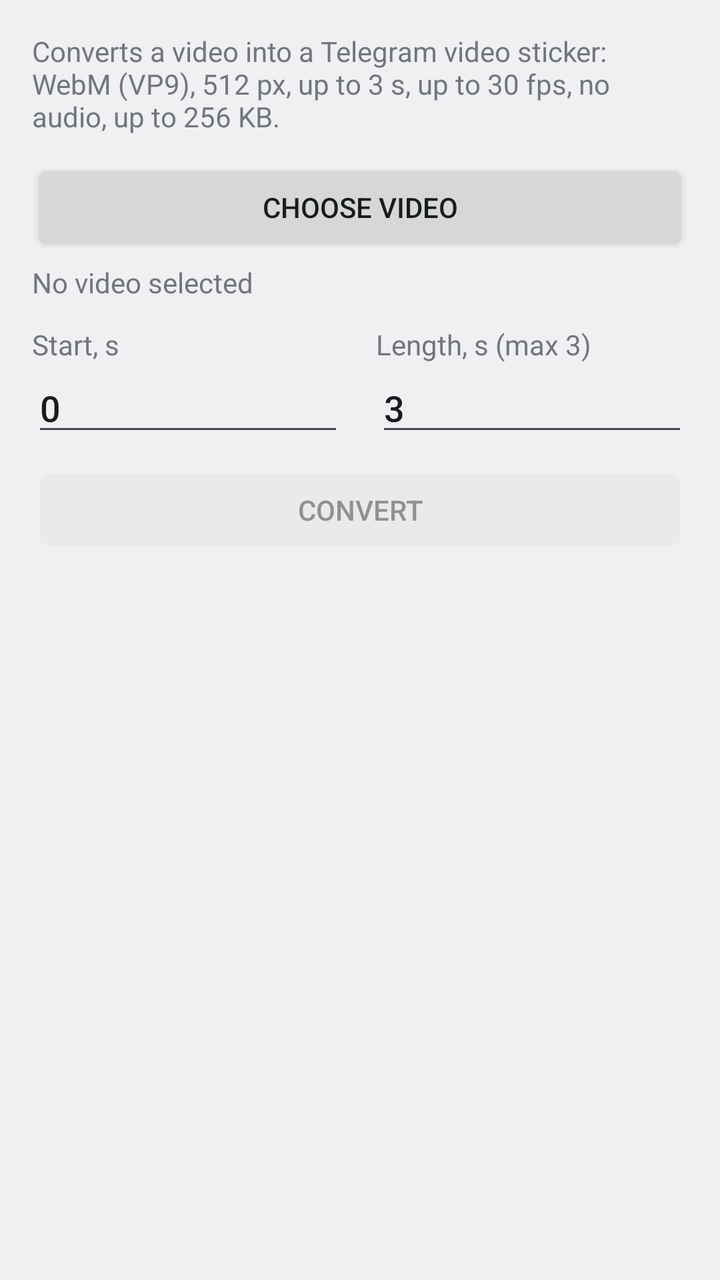
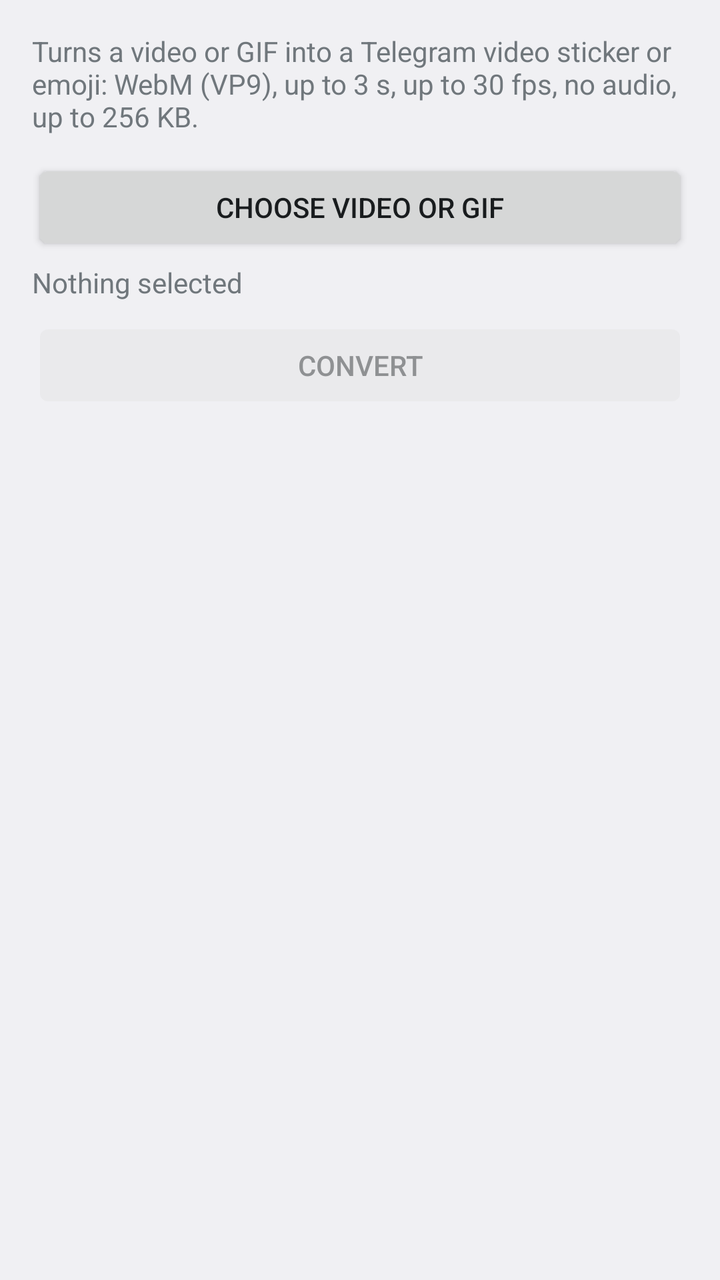

An Android layout rendered at two revisions. The XML below is the earlier revision; the diff shows what the commit changed to produce the second picture.
<!-- AndroidManifest.xml: application theme AppTheme -->
<!-- res/layout/activity_main.xml -->
<?xml version="1.0" encoding="utf-8"?>
<ScrollView xmlns:android="http://schemas.android.com/apk/res/android"
    android:id="@+id/scroll"
    android:layout_width="match_parent"
    android:layout_height="match_parent"
    android:fillViewport="true"
    android:fitsSystemWindows="true">

    <LinearLayout
        android:layout_width="match_parent"
        android:layout_height="wrap_content"
        android:orientation="vertical"
        android:padding="16dp">

        <TextView
            android:layout_width="match_parent"
            android:layout_height="wrap_content"
            android:text="@string/intro"
            android:textAppearance="?android:attr/textAppearanceSmall" />

        <Button
            android:id="@+id/pickButton"
            android:layout_width="match_parent"
            android:layout_height="wrap_content"
            android:layout_marginTop="12dp"
            android:text="@string/pick_video" />

        <TextView
            android:id="@+id/videoInfo"
            android:layout_width="match_parent"
            android:layout_height="wrap_content"
            android:layout_marginTop="4dp"
            android:text="@string/no_video" />

        <LinearLayout
            android:id="@+id/cropPanel"
            android:layout_width="match_parent"
            android:layout_height="wrap_content"
            android:orientation="vertical"
            android:visibility="gone">

            <TextView
                android:layout_width="match_parent"
                android:layout_height="wrap_content"
                android:layout_marginTop="12dp"
                android:text="@string/crop_hint"
                android:textAppearance="?android:attr/textAppearanceSmall" />

            <io.github.grailnight.videosticker.CropView
                android:id="@+id/cropView"
                android:layout_width="match_parent"
                android:layout_height="wrap_content"
                android:layout_marginTop="4dp" />

            <LinearLayout
                android:layout_width="match_parent"
                android:layout_height="wrap_content"
                android:gravity="center_vertical"
                android:orientation="horizontal">

                <CheckBox
                    android:id="@+id/squareCheck"
                    android:layout_width="0dp"
                    android:layout_height="wrap_content"
                    android:layout_weight="1"
                    android:text="@string/square_crop" />

                <Button
                    android:id="@+id/resetCropButton"
                    style="?android:attr/borderlessButtonStyle"
                    android:layout_width="wrap_content"
                    android:layout_height="wrap_content"
                    android:text="@string/reset_crop" />
            </LinearLayout>
        </LinearLayout>

        <LinearLayout
            android:layout_width="match_parent"
            android:layout_height="wrap_content"
            android:layout_marginTop="12dp"
            android:baselineAligned="false"
            android:orientation="horizontal">

            <LinearLayout
                android:layout_width="0dp"
                android:layout_height="wrap_content"
                android:layout_marginEnd="8dp"
                android:layout_weight="1"
                android:orientation="vertical">

                <TextView
                    android:layout_width="wrap_content"
                    android:layout_height="wrap_content"
                    android:labelFor="@+id/startInput"
                    android:text="@string/start_label"
                    android:textAppearance="?android:attr/textAppearanceSmall" />

                <EditText
                    android:id="@+id/startInput"
                    android:layout_width="match_parent"
                    android:layout_height="wrap_content"
                    android:importantForAutofill="no"
                    android:inputType="numberDecimal"
                    android:maxLength="8"
                    android:text="0" />
            </LinearLayout>

            <LinearLayout
                android:layout_width="0dp"
                android:layout_height="wrap_content"
                android:layout_marginStart="8dp"
                android:layout_weight="1"
                android:orientation="vertical">

                <TextView
                    android:layout_width="wrap_content"
                    android:layout_height="wrap_content"
                    android:labelFor="@+id/durationInput"
                    android:text="@string/duration_label"
                    android:textAppearance="?android:attr/textAppearanceSmall" />

                <EditText
                    android:id="@+id/durationInput"
                    android:layout_width="match_parent"
                    android:layout_height="wrap_content"
                    android:importantForAutofill="no"
                    android:inputType="numberDecimal"
                    android:maxLength="5"
                    android:text="3" />
            </LinearLayout>
        </LinearLayout>

        <Button
            android:id="@+id/convertButton"
            android:layout_width="match_parent"
            android:layout_height="wrap_content"
            android:layout_marginTop="8dp"
            android:enabled="false"
            android:text="@string/convert" />

        <ProgressBar
            android:id="@+id/progress"
            style="?android:attr/progressBarStyleHorizontal"
            android:layout_width="match_parent"
            android:layout_height="wrap_content"
            android:layout_marginTop="8dp"
            android:max="1000"
            android:visibility="gone" />

        <TextView
            android:id="@+id/status"
            android:layout_width="match_parent"
            android:layout_height="wrap_content"
            android:layout_marginTop="8dp" />

        <LinearLayout
            android:id="@+id/resultPanel"
            android:layout_width="match_parent"
            android:layout_height="wrap_content"
            android:orientation="vertical"
            android:visibility="gone">

            <VideoView
                android:id="@+id/preview"
                android:layout_width="wrap_content"
                android:layout_height="220dp"
                android:layout_gravity="center_horizontal"
                android:layout_marginTop="8dp" />

            <LinearLayout
                android:layout_width="match_parent"
                android:layout_height="wrap_content"
                android:layout_marginTop="8dp"
                android:orientation="horizontal">

                <Button
                    android:id="@+id/saveButton"
                    android:layout_width="0dp"
                    android:layout_height="wrap_content"
                    android:layout_marginEnd="4dp"
                    android:layout_weight="1"
                    android:text="@string/save" />

                <Button
                    android:id="@+id/shareButton"
                    android:layout_width="0dp"
                    android:layout_height="wrap_content"
                    android:layout_marginStart="4dp"
                    android:layout_weight="1"
                    android:text="@string/share" />
            </LinearLayout>

            <TextView
                android:layout_width="match_parent"
                android:layout_height="wrap_content"
                android:layout_marginTop="8dp"
                android:text="@string/hint"
                android:textAppearance="?android:attr/textAppearanceSmall" />
        </LinearLayout>
    </LinearLayout>
</ScrollView>
<!-- resources referenced by this layout -->
<resources>
  <string name="convert">Convert</string>
  <string name="crop_hint">Sticker area: drag the frame to move it, drag its corners or edges to resize.</string>
  <string name="duration_label">Length, s (max 3)</string>
  <string name="hint">To add the sticker: send the .webm file to the @Stickers bot in Telegram.</string>
  <string name="intro">Converts a video into a Telegram video sticker: WebM (VP9), 512 px, up to 3 s, up to 30 fps, no audio, up to 256 KB.</string>
  <string name="no_video">No video selected</string>
  <string name="pick_video">Choose video</string>
  <string name="reset_crop">Whole frame</string>
  <string name="save">Save…</string>
  <string name="share">Share</string>
  <string name="square_crop">Square 1:1</string>
  <string name="start_label">Start, s</string>
  <style name="AppTheme" parent="@android:style/Theme.Material.Light.DarkActionBar">
          <item name="android:colorPrimary">#2AABEE</item>
          <item name="android:colorPrimaryDark">#1E96D1</item>
          <item name="android:colorAccent">#2AABEE</item>
      </style>
</resources>

<!-- the commit's change to res/layout/activity_main.xml (unified diff, before → after) -->
@@ -9,6 +9,8 @@
     <LinearLayout
         android:layout_width="match_parent"
         android:layout_height="wrap_content"
+        android:focusable="true"
+        android:focusableInTouchMode="true"
         android:orientation="vertical"
         android:padding="16dp">
 
@@ -33,12 +35,13 @@
             android:text="@string/no_video" />
 
         <LinearLayout
-            android:id="@+id/cropPanel"
+            android:id="@+id/editPanel"
             android:layout_width="match_parent"
             android:layout_height="wrap_content"
             android:orientation="vertical"
             android:visibility="gone">
 
+            
             <TextView
                 android:layout_width="match_parent"
                 android:layout_height="wrap_content"
@@ -58,6 +61,13 @@
                 android:gravity="center_vertical"
                 android:orientation="horizontal">
 
+                <Button
+                    android:id="@+id/playButton"
+                    style="?android:attr/borderlessButtonStyle"
+                    android:layout_width="wrap_content"
+                    android:layout_height="wrap_content"
+                    android:text="@string/play" />
+
                 <CheckBox
                     android:id="@+id/squareCheck"
                     android:layout_width="0dp"
@@ -72,62 +82,170 @@
                     android:layout_height="wrap_content"
                     android:text="@string/reset_crop" />
             </LinearLayout>
-        </LinearLayout>
-
-        <LinearLayout
-            android:layout_width="match_parent"
-            android:layout_height="wrap_content"
-            android:layout_marginTop="12dp"
-            android:baselineAligned="false"
-            android:orientation="horizontal">
-
-            <LinearLayout
-                android:layout_width="0dp"
-                android:layout_height="wrap_content"
-                android:layout_marginEnd="8dp"
-                android:layout_weight="1"
-                android:orientation="vertical">
+
+            
+            <TextView
+                android:layout_width="match_parent"
+                android:layout_height="wrap_content"
+                android:layout_marginTop="8dp"
+                android:text="@string/timeline_hint"
+                android:textAppearance="?android:attr/textAppearanceSmall" />
+
+            <io.github.grailnight.videosticker.TimelineView
+                android:id="@+id/timeline"
+                android:layout_width="match_parent"
+                android:layout_height="wrap_content" />
+
+            <LinearLayout
+                android:layout_width="match_parent"
+                android:layout_height="wrap_content"
+                android:layout_marginTop="4dp"
+                android:baselineAligned="false"
+                android:orientation="horizontal">
+
+                <LinearLayout
+                    android:layout_width="0dp"
+                    android:layout_height="wrap_content"
+                    android:layout_marginEnd="8dp"
+                    android:layout_weight="1"
+                    android:orientation="vertical">
+
+                    <TextView
+                        android:layout_width="wrap_content"
+                        android:layout_height="wrap_content"
+                        android:labelFor="@+id/startInput"
+                        android:text="@string/start_label"
+                        android:textAppearance="?android:attr/textAppearanceSmall" />
+
+                    <EditText
+                        android:id="@+id/startInput"
+                        android:layout_width="match_parent"
+                        android:layout_height="wrap_content"
+                        android:importantForAutofill="no"
+                        android:inputType="numberDecimal"
+                        android:maxLength="8"
+                        android:text="0" />
+                </LinearLayout>
+
+                <LinearLayout
+                    android:layout_width="0dp"
+                    android:layout_height="wrap_content"
+                    android:layout_marginStart="8dp"
+                    android:layout_weight="1"
+                    android:orientation="vertical">
+
+                    <TextView
+                        android:layout_width="wrap_content"
+                        android:layout_height="wrap_content"
+                        android:labelFor="@+id/durationInput"
+                        android:text="@string/duration_label"
+                        android:textAppearance="?android:attr/textAppearanceSmall" />
+
+                    <EditText
+                        android:id="@+id/durationInput"
+                        android:layout_width="match_parent"
+                        android:layout_height="wrap_content"
+                        android:importantForAutofill="no"
+                        android:inputType="numberDecimal"
+                        android:maxLength="6"
+                        android:text="3" />
+                </LinearLayout>
+            </LinearLayout>
+
+            <LinearLayout
+                android:layout_width="match_parent"
+                android:layout_height="wrap_content"
+                android:gravity="center_vertical"
+                android:orientation="horizontal">
 
                 <TextView
                     android:layout_width="wrap_content"
                     android:layout_height="wrap_content"
-                    android:labelFor="@+id/startInput"
-                    android:text="@string/start_label"
-                    android:textAppearance="?android:attr/textAppearanceSmall" />
+                    android:text="@string/speed_label" />
+
+                <Spinner
+                    android:id="@+id/speedSpinner"
+                    android:layout_width="wrap_content"
+                    android:layout_height="wrap_content"
+                    android:layout_marginStart="4dp" />
+
+                <CheckBox
+                    android:id="@+id/boomerangCheck"
+                    android:layout_width="0dp"
+                    android:layout_height="wrap_content"
+                    android:layout_marginStart="8dp"
+                    android:layout_weight="1"
+                    android:text="@string/boomerang" />
+            </LinearLayout>
+
+            
+            <LinearLayout
+                android:layout_width="match_parent"
+                android:layout_height="wrap_content"
+                android:gravity="center_vertical"
+                android:orientation="horizontal">
+
+                <TextView
+                    android:layout_width="wrap_content"
+                    android:layout_height="wrap_content"
+                    android:text="@string/format_label" />
+
+                <Spinner
+                    android:id="@+id/formatSpinner"
+                    android:layout_width="0dp"
+                    android:layout_height="wrap_content"
+                    android:layout_marginStart="4dp"
+                    android:layout_weight="1" />
+            </LinearLayout>
+
+            <LinearLayout
+                android:layout_width="match_parent"
+                android:layout_height="wrap_content"
+                android:gravity="center_vertical"
+                android:orientation="horizontal">
+
+                <TextView
+                    android:layout_width="wrap_content"
+                    android:layout_height="wrap_content"
+                    android:text="@string/shape_label" />
+
+                <Spinner
+                    android:id="@+id/shapeSpinner"
+                    android:layout_width="0dp"
+                    android:layout_height="wrap_content"
+                    android:layout_marginStart="4dp"
+                    android:layout_weight="1" />
+            </LinearLayout>
+
+            <LinearLayout
+                android:layout_width="match_parent"
+                android:layout_height="wrap_content"
+                android:gravity="center_vertical"
+                android:orientation="horizontal">
 
                 <EditText
-                    android:id="@+id/startInput"
-                    android:layout_width="match_parent"
-                    android:layout_height="wrap_content"
+                    android:id="@+id/captionInput"
+                    android:layout_width="0dp"
+                    android:layout_height="wrap_content"
+                    android:layout_weight="1"
+                    android:hint="@string/caption_hint"
                     android:importantForAutofill="no"
-                    android:inputType="numberDecimal"
-                    android:maxLength="8"
-                    android:text="0" />
-            </LinearLayout>
-
-            <LinearLayout
-                android:layout_width="0dp"
-                android:layout_height="wrap_content"
-                android:layout_marginStart="8dp"
-                android:layout_weight="1"
-                android:orientation="vertical">
-
-                <TextView
-                    android:layout_width="wrap_content"
-                    android:layout_height="wrap_content"
-                    android:labelFor="@+id/durationInput"
-                    android:text="@string/duration_label"
-                    android:textAppearance="?android:attr/textAppearanceSmall" />
-
-                <EditText
-                    android:id="@+id/durationInput"
-                    android:layout_width="match_parent"
-                    android:layout_height="wrap_content"
-                    android:importantForAutofill="no"
-                    android:inputType="numberDecimal"
-                    android:maxLength="5"
-                    android:text="3" />
-            </LinearLayout>
+                    android:inputType="textCapSentences"
+                    android:maxLength="60" />
+
+                <Spinner
+                    android:id="@+id/captionSpinner"
+                    android:layout_width="wrap_content"
+                    android:layout_height="wrap_content"
+                    android:layout_marginStart="4dp" />
+            </LinearLayout>
+
+            <TextView
+                android:id="@+id/summary"
+                android:layout_width="match_parent"
+                android:layout_height="wrap_content"
+                android:layout_marginTop="8dp"
+                android:textStyle="bold" />
         </LinearLayout>
 
         <Button
@@ -190,7 +308,14 @@
                     android:text="@string/share" />
             </LinearLayout>
 
+            <Button
+                android:id="@+id/importButton"
+                android:layout_width="match_parent"
+                android:layout_height="wrap_content"
+                android:text="@string/import_telegram" />
+
             <TextView
+                android:id="@+id/resultHint"
                 android:layout_width="match_parent"
                 android:layout_height="wrap_content"
                 android:layout_marginTop="8dp"
<!-- resource entries referenced after the edit -->
@@ -1,17 +1,25 @@
 <!-- resources referenced by this layout -->
 <resources>
+  <string name="boomerang">Back and forth</string>
+  <string name="caption_hint">Caption text</string>
   <string name="convert">Convert</string>
   <string name="crop_hint">Sticker area: drag the frame to move it, drag its corners or edges to resize.</string>
-  <string name="duration_label">Length, s (max 3)</string>
-  <string name="hint">To add the sticker: send the .webm file to the @Stickers bot in Telegram.</string>
-  <string name="intro">Converts a video into a Telegram video sticker: WebM (VP9), 512 px, up to 3 s, up to 30 fps, no audio, up to 256 KB.</string>
-  <string name="no_video">No video selected</string>
-  <string name="pick_video">Choose video</string>
+  <string name="duration_label">Fragment length, s</string>
+  <string name="format_label">Format</string>
+  <string name="hint">To add the sticker by hand: send the .webm file to the @Stickers bot in Telegram.</string>
+  <string name="import_telegram">Add to Telegram as a new pack</string>
+  <string name="intro">Turns a video or GIF into a Telegram video sticker or emoji: WebM (VP9), up to 3 s, up to 30 fps, no audio, up to 256 KB.</string>
+  <string name="no_video">Nothing selected</string>
+  <string name="pick_video">Choose video or GIF</string>
+  <string name="play">▶ Preview</string>
   <string name="reset_crop">Whole frame</string>
   <string name="save">Save…</string>
+  <string name="shape_label">Shape</string>
   <string name="share">Share</string>
+  <string name="speed_label">Speed</string>
   <string name="square_crop">Square 1:1</string>
   <string name="start_label">Start, s</string>
+  <string name="timeline_hint">Fragment: drag the window along the clip, drag its edges to change the length.</string>
   <style name="AppTheme" parent="@android:style/Theme.Material.Light.DarkActionBar">
           <item name="android:colorPrimary">#2AABEE</item>
           <item name="android:colorPrimaryDark">#1E96D1</item>
